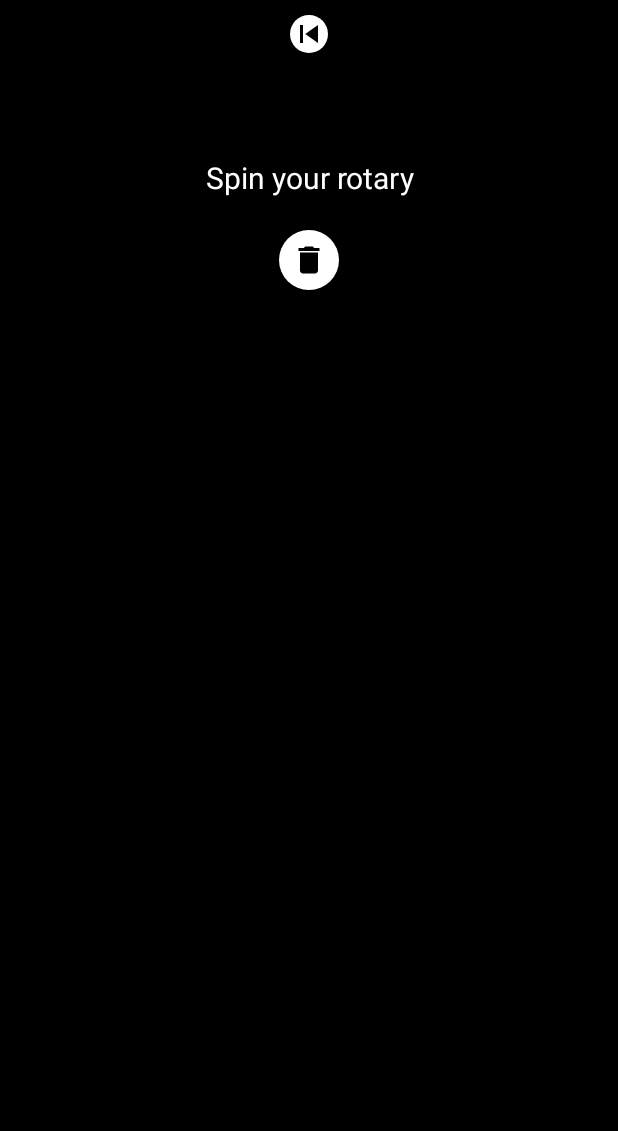
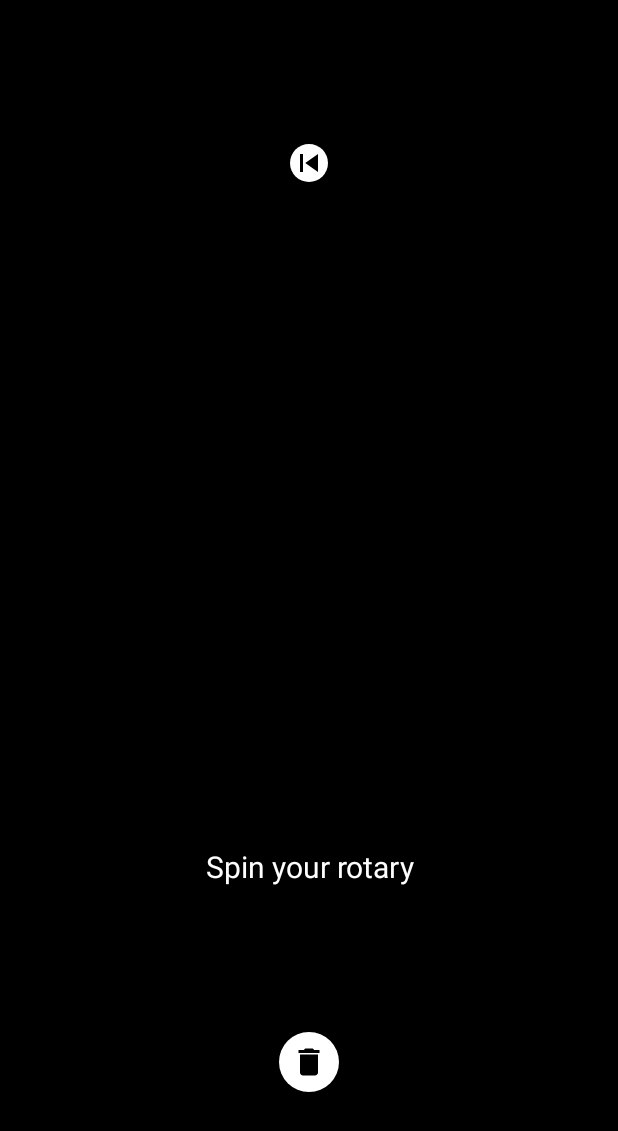
Before and after one commit to safych/pomodoro_timer, an Android app: the HistoryFragment screen opened through its navigation route, on a phone screen of 412 x 824 dp. Shown: the top 1131 px of the screen. Run offline under Robolectric (Android 15) with nearby library versions, the phone set to English and light mode, and no system bars; our stand-ins replace Room's generated code, data binding, navigation-ui.

Commit message:
Improved layouts adaptive

```diff
--- a/app/build.gradle.kts
+++ b/app/build.gradle.kts
@@ -2,6 +2,9 @@ plugins {
     id("com.android.application")
     id("org.jetbrains.kotlin.android")
     id("com.google.devtools.ksp")
+
+    id("io.gitlab.arturbosch.detekt") version "1.23.3"
+    id("org.jlleitschuh.gradle.ktlint") version "12.1.0"
 }
 
 android {
@@ -17,7 +20,6 @@ android {
         vectorDrawables {
             useSupportLibrary = true
         }
-
     }
 
     buildTypes {
--- a/app/src/main/java/com/example/pomodorotimer/presentation/HistoryFragment.kt
+++ b/app/src/main/java/com/example/pomodorotimer/presentation/HistoryFragment.kt
@@ -2,6 +2,7 @@ package com.example.pomodorotimer.presentation
 
 import android.app.AlertDialog
 import android.os.Bundle
+import android.util.Log
 import android.view.LayoutInflater
 import android.view.MotionEvent
 import android.view.View
@@ -38,14 +39,13 @@ class HistoryFragment : Fragment() {
 
     private val dateList = mutableListOf<LocalDate>()
 
-    private var number: Int  = 0
-    private var workString: String = ""
+    private var number: Int = 0
 
     override fun onCreateView(
         inflater: LayoutInflater,
         container: ViewGroup?,
         savedInstanceState: Bundle?
-    ): View? {
+    ): View {
         _binding = HistoryFragmentBinding.inflate(inflater, container, false)
         bindingHistory(binding.root)
         return binding.root
@@ -74,7 +74,8 @@ class HistoryFragment : Fragment() {
         }
 
         deleteButton.setOnClickListener {
-            if(dateList.isNotEmpty() && textDate.text != getString(R.string.spinRotary)) deleteWorkIntervals(getDate(textDate))
+            if (dateList.isNotEmpty() && textDate.text != getString(R.string.spinRotary))
+                deleteWorkIntervals(getDate(textDate))
         }
 
         lifecycleScope.launch {
@@ -84,12 +85,15 @@ class HistoryFragment : Fragment() {
         }
 
         view.setOnGenericMotionListener { _, ev ->
-            if (ev.action == MotionEvent.ACTION_SCROLL && ev.isFromSource(InputDeviceCompat.SOURCE_ROTARY_ENCODER)) {
+            if (ev.action == MotionEvent.ACTION_SCROLL && ev.isFromSource(InputDeviceCompat.SOURCE_ROTARY_ENCODER)
+                && dateList.size != 0) {
                 val axisValue = ev.getAxisValue(MotionEvent.AXIS_SCROLL)
                 if (axisValue > 0.0f) {
                     moveToPrevious()
+                    Log.d("d", "Hello")
                 } else if (axisValue < 0.0f) {
                     moveToNext()
+                    Log.d("d", "Bye")
                 }
                 textDate.text = getFormattedDateForPosition()
                 historyViewModel.setTime(getDate(textDate))
@@ -101,6 +105,7 @@ class HistoryFragment : Fragment() {
                 }
                 true
             } else {
+                textDate.text = getString(R.string.historyEmpty)
                 false
             }
         }
--- a/app/src/main/java/com/example/pomodorotimer/presentation/TimerFragment.kt
+++ b/app/src/main/java/com/example/pomodorotimer/presentation/TimerFragment.kt
@@ -64,10 +64,9 @@ class TimerFragment : Fragment(), Serializable {
 
     private lateinit var vibrateService: Intent
 
-    private var dialogChangeActivity = false
-
     override fun onCreateView(
-        inflater: LayoutInflater, container: ViewGroup?,
+        inflater: LayoutInflater,
+        container: ViewGroup?,
         savedInstanceState: Bundle?
     ): View {
         val fragmentBinding = FragmentTimerBinding.inflate(inflater, container, false)
@@ -96,10 +95,6 @@ class TimerFragment : Fragment(), Serializable {
         findNavController().navigate(R.id.action_timerFragment_to_historyFragment)
     }
 
-    private fun setRemainingMilliseconds(time: Long) {
-        remainingMilliseconds = time
-    }
-
     private fun bindingTimer(view: View) {
         statusView = view.findViewById(R.id.status)
         timeView = view.findViewById(R.id.time)
@@ -109,14 +104,14 @@ class TimerFragment : Fragment(), Serializable {
         progressBar = view.findViewById(R.id.progressBar)
 
         playPauseButton.setOnClickListener {
-            if(!isImage1Displayed) context.stopService(vibrateService)
+            if (!isImage1Displayed) context.stopService(vibrateService)
             changeButtons()
         }
 
         playPauseButton.setOnLongClickListener(OnLongClickListener {
             sharedViewModel.skipToNext()
             statusView.text = sharedViewModel.getStatus()
-            setRemainingMilliseconds(-1)
+            remainingMilliseconds = -1
             changeButtons()
             true
         })
@@ -137,7 +132,7 @@ class TimerFragment : Fragment(), Serializable {
                 }
 
                 statusView.text = sharedViewModel.getStatus()
-                setRemainingMilliseconds(-1)
+                remainingMilliseconds = -1
                 true
             } else {
                 false
@@ -156,7 +151,7 @@ class TimerFragment : Fragment(), Serializable {
 
         val positiveButton = dialogView.findViewById<ImageButton>(R.id.positive_button)
         positiveButton.setOnClickListener {
-            setRemainingMilliseconds(-1)
+            remainingMilliseconds = -1
             alert.dismiss()
         }
 
@@ -174,8 +169,8 @@ class TimerFragment : Fragment(), Serializable {
 
         val duration = Duration.between(currentTime, targetTime)
 
-        val millisecondsRemaining : Long = if(remainingMilliseconds < 0) {
-           totalMillis = duration.toMillis()
+        val millisecondsRemaining : Long = if (remainingMilliseconds < 0) {
+            totalMillis = duration.toMillis()
             duration.toMillis()
         } else {
             remainingMilliseconds
@@ -191,7 +186,7 @@ class TimerFragment : Fragment(), Serializable {
                     val millisUntilFinished = millisUntilFinished
                     val progress = (millisUntilFinished.toFloat() / totalMillis!! * 100).toInt()
                     val secondsRemaining = millisUntilFinished / 1000
-                    setRemainingMilliseconds(millisUntilFinished)
+                    remainingMilliseconds = millisUntilFinished
 
                     updateTimeUI(secondsRemaining)
                     progressBar.progress = progress
@@ -199,7 +194,7 @@ class TimerFragment : Fragment(), Serializable {
 
                 override fun onFinish() {
                     insertWorkInterval()
-                    setRemainingMilliseconds(-1)
+                    remainingMilliseconds = -1
                     sharedViewModel.skipToNext()
                     statusView.text = sharedViewModel.getStatus()
                     changeButtons()
@@ -218,7 +213,7 @@ class TimerFragment : Fragment(), Serializable {
         val seconds = millisecondsRemaining % 60000
         val text = String.format("%02d:%02d", minutes, seconds)
 
-        return if(remainingMilliseconds < 0) text else text.substring(0, text.length-3)
+        return if (remainingMilliseconds < 0) text else text.substring(0, text.length-3)
     }
 
     private fun updateTimeUI(secondsRemaining: Long) {
@@ -230,7 +225,7 @@ class TimerFragment : Fragment(), Serializable {
     }
 
     private fun changeButtons() {
-        if(isImage1Displayed) {
+        if (isImage1Displayed) {
             historyButton.isVisible = false
             resetButton.isVisible = false
             progressBar.isVisible = true
--- a/app/src/main/java/com/example/pomodorotimer/presentation/viewmodel/HistoryViewModel.kt
+++ b/app/src/main/java/com/example/pomodorotimer/presentation/viewmodel/HistoryViewModel.kt
@@ -1,15 +1,11 @@
 package com.example.pomodorotimer.presentation.viewmodel
 
-import androidx.lifecycle.LiveData
-import androidx.lifecycle.MutableLiveData
 import androidx.lifecycle.ViewModel
 import androidx.lifecycle.ViewModelProvider
 import androidx.lifecycle.viewModelScope
-import com.example.pomodorotimer.R
 import com.example.pomodorotimer.data.dao.WorkIntervalDao
 import com.example.pomodorotimer.data.entity.WorkInterval
 import kotlinx.coroutines.flow.Flow
-import kotlinx.coroutines.flow.firstOrNull
 import kotlinx.coroutines.launch
 import java.time.LocalDate
 import java.time.LocalTime
--- a/app/src/main/res/drawable/circular_progress_bar.xml
+++ b/app/src/main/res/drawable/circular_progress_bar.xml
@@ -5,7 +5,7 @@
     <shape
         android:innerRadiusRatio="2.1"
         android:shape="ring"
-        android:thickness="5dp"
+        android:thickness="4dp"
         android:useLevel="true">
 
         <gradient
--- a/app/src/main/res/layout/history_fragment.xml
+++ b/app/src/main/res/layout/history_fragment.xml
@@ -1,31 +1,32 @@
 <?xml version="1.0" encoding="utf-8"?>
-<layout
-    xmlns:android="http://schemas.android.com/apk/res/android"
+<layout xmlns:android="http://schemas.android.com/apk/res/android"
     xmlns:tools="http://schemas.android.com/tools"
-    tools:context="com.example.pomodorotimer.presentation.HistoryFragment" >
+    xmlns:app="http://schemas.android.com/apk/res-auto"
+    tools:context="com.example.pomodorotimer.presentation.HistoryFragment">
 
     <data>
         <variable
             name="viewModel"
             type="com.example.pomodorotimer.presentation.viewmodel.HistoryViewModel" />
-
-        <variable
-            name="Historyfragment"
-            type="com.example.pomodorotimer.presentation.HistoryFragment" />
     </data>
 
-    <ScrollView
+    <FrameLayout
         android:layout_width="match_parent"
-        android:layout_height="wrap_content">
+        android:layout_height="match_parent">
 
-        <requestFocus
-            android:focusable="true"
-            android:focusableInTouchMode="true" />
+        <ScrollView
+            android:layout_width="match_parent"
+            android:layout_height="match_parent" >
 
-        <LinearLayout
+            <requestFocus
+                android:focusable="true"
+                android:focusableInTouchMode="true" />
+
+        </ScrollView>
+
+        <androidx.constraintlayout.widget.ConstraintLayout
             android:layout_width="match_parent"
-            android:layout_height="match_parent"
-            android:orientation="vertical">
+            android:layout_height="match_parent" >
 
             <ImageButton
                 android:id="@+id/moveToTimer"
@@ -33,34 +34,50 @@
                 android:layout_height="25dp"
                 android:src="@drawable/baseline_skip_previous_24"
                 android:background="@drawable/round_button"
-                android:layout_gravity="center"
-                android:layout_marginTop="10dp"
-                android:layout_marginBottom="10dp"
+                app:layout_constraintTop_toTopOf="parent"
+                app:layout_constraintBottom_toTopOf="@id/timeWork"
+                app:layout_constraintStart_toStartOf="parent"
+                app:layout_constraintEnd_toEndOf="parent"
                 />
 
             <TextView
                 android:id="@+id/timeWork"
                 android:layout_width="match_parent"
                 android:layout_height="wrap_content"
+                android:textColor="@android:color/white"
+                android:textSize="14sp"
                 android:gravity="center"
-                android:textColor="@android:color/white"
-                android:textSize="14sp" />
+                app:layout_constraintTop_toBottomOf="@+id/moveToTimer"
+                app:layout_constraintBottom_toTopOf="@id/timeHobby"
+                app:layout_constraintStart_toStartOf="parent"
+                app:layout_constraintEnd_toEndOf="parent"
+                />
 
             <TextView
                 android:id="@+id/timeHobby"
                 android:layout_width="match_parent"
                 android:layout_height="wrap_content"
+                android:textColor="@android:color/white"
+                android:textSize="14sp"
                 android:gravity="center"
-                android:textColor="@android:color/white"
-                android:textSize="14sp" />
+                app:layout_constraintTop_toBottomOf="@+id/timeWork"
+                app:layout_constraintBottom_toTopOf="@id/timeEducation"
+                app:layout_constraintStart_toStartOf="parent"
+                app:layout_constraintEnd_toEndOf="parent"
+                />
 
             <TextView
                 android:id="@+id/timeEducation"
                 android:layout_width="match_parent"
                 android:layout_height="wrap_content"
+                android:textColor="@android:color/white"
+                android:textSize="14sp"
                 android:gravity="center"
-                android:textColor="@android:color/white"
-                android:textSize="14sp" />
+                app:layout_constraintTop_toBottomOf="@+id/timeHobby"
+                app:layout_constraintBottom_toTopOf="@id/textDateHistory"
+                app:layout_constraintStart_toStartOf="parent"
+                app:layout_constraintEnd_toEndOf="parent"
+                />
 
             <TextView
                 android:id="@+id/textDateHistory"
@@ -69,8 +86,12 @@
                 android:textSize="20sp"
                 android:textColor="@android:color/white"
                 android:gravity="center"
-                android:layout_marginBottom="10dp"
-                android:text="Spin your rotary"/>
+                android:text="@string/spinYourRotary"
+                app:layout_constraintTop_toBottomOf="@+id/timeEducation"
+                app:layout_constraintBottom_toTopOf="@id/deleteData"
+                app:layout_constraintStart_toStartOf="parent"
+                app:layout_constraintEnd_toEndOf="parent"
+                />
 
             <ImageButton
                 android:id="@+id/deleteData"
@@ -78,12 +99,14 @@
                 android:layout_height="40dp"
                 android:src="@drawable/baseline_delete_24"
                 android:background="@drawable/round_button"
-                android:layout_gravity="center"
-                android:layout_marginTop="10dp"
+                app:layout_constraintTop_toBottomOf="@+id/textDateHistory"
+                app:layout_constraintBottom_toBottomOf="parent"
+                app:layout_constraintStart_toStartOf="parent"
+                app:layout_constraintEnd_toEndOf="parent"
                 />
 
-        </LinearLayout>
+        </androidx.constraintlayout.widget.ConstraintLayout>
 
-    </ScrollView>
+    </FrameLayout>
 
 </layout>
--- a/app/src/main/res/values/strings.xml
+++ b/app/src/main/res/values/strings.xml
@@ -11,9 +11,11 @@
     <string name="spinRotary">Spin your rotary</string>
     <string name="changeActivity">If you change activity you lose progress</string>
     <string name="resetPomodoro">Do you want to reset pomodoro?</string>
+    <string name="historyEmpty">History is empty!</string>
     <!--
     This string is used for square devices and overridden by hello_world in
     values-round/strings.xml for round devices.
     -->
     <string name="hello_world">From the Square world,\nHello, %1$s!</string>
+    <string name="spinYourRotary">Spin your rotary</string>
 </resources>
--- a/build.gradle.kts
+++ b/build.gradle.kts
@@ -1,6 +1,6 @@
 // Top-level build file where you can add configuration options common to all sub-projects/modules.
 plugins {
-    id("com.android.application") version "8.1.1" apply false
+    id("com.android.application") version "8.3.0" apply false
     id("org.jetbrains.kotlin.android") version "1.8.10" apply false
     id("com.google.devtools.ksp") version "1.8.10-1.0.9" apply false
 }
```
Also changed, not shown: app/src/main/AndroidManifest.xml (+2 -5 lines), app/src/main/java/com/example/pomodorotimer/presentation/AlarmReceiver.kt (+2 -9 lines), app/src/main/java/com/example/pomodorotimer/presentation/MainActivity.kt (+0 -7 lines), app/src/main/java/com/example/pomodorotimer/presentation/VibrateService.kt (+15 -5 lines), app/src/main/java/com/example/pomodorotimer/presentation/viewmodel/TimerViewModel.kt (+5 -5 lines), app/src/main/res/layout/fragment_timer.xml (+50 -38 lines), gradle/wrapper/gradle-wrapper.properties.
